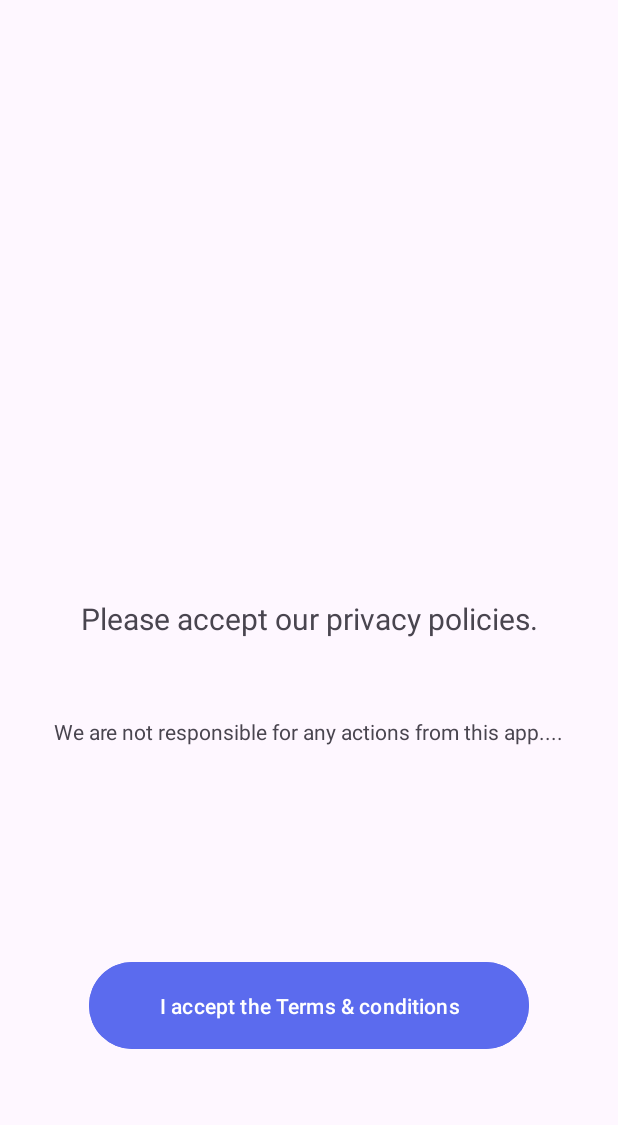
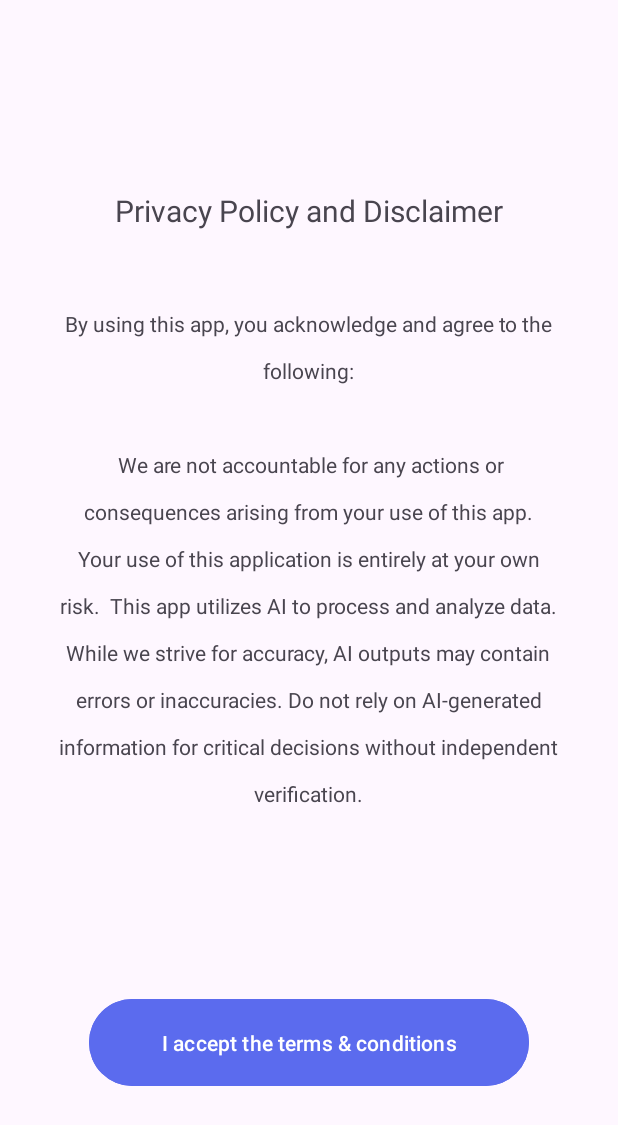
Before and after one commit to RahemHossain/DietaryScanner, an Android app: the privacyscreen screen opened directly, with no data from a screen before it, on a phone screen of 412 x 824 dp. Shown: the top 1125 px of the screen. Run offline under Robolectric (Android 15) with nearby library versions, the phone set to English and light mode, and no system bars.

Commit message:
More detailed policies added and screen switching setup

```diff
--- a/app/src/main/java/com/example/dietaryscanner/introscreen.java
+++ b/app/src/main/java/com/example/dietaryscanner/introscreen.java
@@ -1,4 +1,4 @@
-package com.example.dietaryscanner; // Or your actual package name
+package com.example.dietaryscanner;
 
 import android.content.Intent;
 import android.os.Bundle;
--- a/app/src/main/java/com/example/dietaryscanner/privacyscreen.java
+++ b/app/src/main/java/com/example/dietaryscanner/privacyscreen.java
@@ -1,6 +1,9 @@
 package com.example.dietaryscanner; // Or your actual package name
 
+import android.content.Intent;
 import android.os.Bundle;
+import android.view.View;
+import android.widget.Button; // Import Button
 import androidx.appcompat.app.AppCompatActivity;
 
 public class privacyscreen extends AppCompatActivity {
@@ -9,6 +12,27 @@ public class privacyscreen extends AppCompatActivity {
     protected void onCreate(Bundle savedInstanceState) {
         super.onCreate(savedInstanceState);
         setContentView(R.layout.privacyscreen); // Links to privacyscreen.xml
-        // Add any other initialization for your privacy screen here
+
+        // 1. Find button2 by its ID
+        //    Make sure your button in privacyscreen.xml has android:id="@+id/button2"
+        Button homeButton = findViewById(R.id.button2);
+
+        // 2. Set an OnClickListener for button2
+        homeButton.setOnClickListener(new View.OnClickListener() {
+            @Override
+            public void onClick(View v) {
+                // 3. Create an Intent to start HomeActivity
+                Intent intent = new Intent(privacyscreen.this, homescreen.class);
+
+                // 4. Start HomeActivity
+                startActivity(intent);
+
+                // 5. (Optional) Finish privacyscreen if you don't want users to return to it
+                //    by pressing the back button from HomeActivity.
+                // finish();
+            }
+        });
+
+        // Any other initialization for privacyscreen can go here
     }
 }
--- a/app/src/main/res/layout/privacyscreen.xml
+++ b/app/src/main/res/layout/privacyscreen.xml
@@ -10,22 +10,26 @@
         android:id="@+id/textView2"
         android:layout_width="wrap_content"
         android:layout_height="wrap_content"
-        android:text="Please accept our privacy policies."
+        android:text="Privacy Policy and Disclaimer"
         android:textSize="20sp"
         app:layout_constraintBottom_toBottomOf="parent"
         app:layout_constraintEnd_toEndOf="parent"
-        app:layout_constraintHorizontal_bias="0.500"
         app:layout_constraintStart_toStartOf="parent"
         app:layout_constraintTop_toTopOf="parent"
-        app:layout_constraintVertical_bias="0.500"
+        app:layout_constraintVertical_bias="0.159"
         tools:ignore="HardcodedText" />
 
     <TextView
         android:id="@+id/textView3"
-        android:layout_width="wrap_content"
-        android:layout_height="wrap_content"
+        android:layout_width="339dp"
+        android:layout_height="360dp"
         android:layout_marginTop="52dp"
-        android:text="We are not responsible for any actions from this app...."
+        android:lineSpacingExtra="15dp"
+        android:text="By using this app, you acknowledge and agree to the following:\n\n
+We are not accountable for any actions or consequences arising from your use of this app. Your use of this application is entirely at your own risk.
+
+This app utilizes AI to process and analyze data. While we strive for accuracy, AI outputs may contain errors or inaccuracies. Do not rely on AI-generated information for critical decisions without independent verification."
+        android:textAlignment="center"
         android:textSize="14sp"
         app:layout_constraintEnd_toEndOf="parent"
         app:layout_constraintHorizontal_bias="0.498"
@@ -37,10 +41,10 @@
         android:id="@+id/button2"
         android:layout_width="293dp"
         android:layout_height="66dp"
-        android:layout_marginTop="140dp"
         android:backgroundTint="#5B6BEE"
-        android:text="I accept the Terms &amp; conditions"
+        android:text="I accept the terms &amp; conditions"
         android:textSize="14sp"
+        app:layout_constraintBottom_toBottomOf="parent"
         app:layout_constraintEnd_toEndOf="parent"
         app:layout_constraintStart_toStartOf="parent"
         app:layout_constraintTop_toBottomOf="@+id/textView3"
```
Also changed, not shown: app/src/main/AndroidManifest.xml (+9 -0 lines), app/src/main/java/com/example/dietaryscanner/homescreen.java (added, +13 -0 lines), app/src/main/res/layout/home.xml (added, +20 -0 lines), app/src/main/res/layout/iteminfo.xml (+5 -3 lines).
